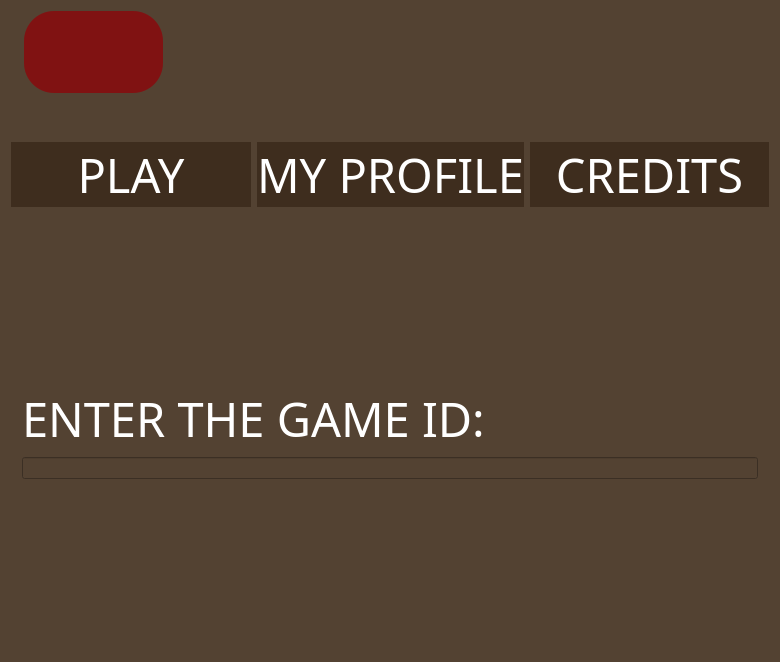
The window that TriviadorClient/TriviadorClient/form/MainMenu.ui (andreicorbu1/Triviador) describes before a commit, drawn with Qt 5.
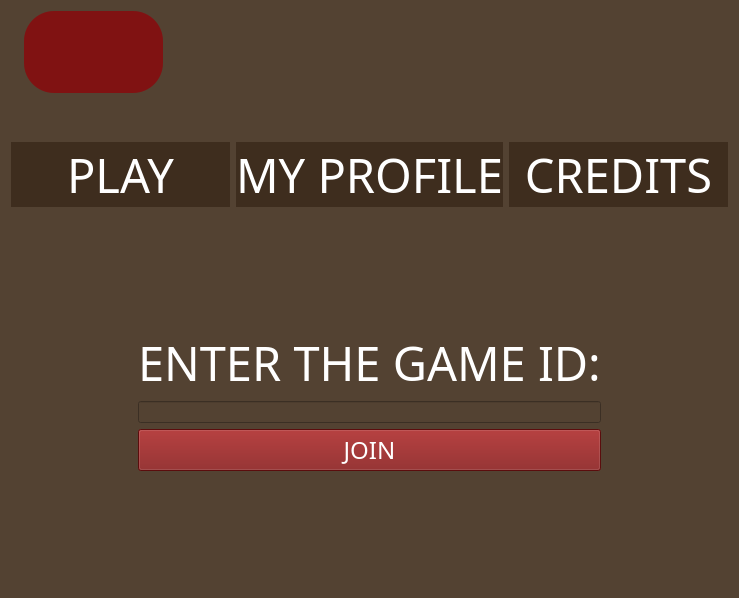
The same window after the commit. The open tabs and pages were chosen to show the change. Icons and pictures are not drawn.

Commit message: Added the lobby in the menu and a button to connect the join game menu to lobby

Patch:
```diff
--- a/TriviadorClient/TriviadorClient/form/MainMenu.ui
+++ b/TriviadorClient/TriviadorClient/form/MainMenu.ui
@@ -6,8 +6,8 @@
    <rect>
     <x>0</x>
     <y>0</y>
-    <width>780</width>
-    <height>662</height>
+    <width>725</width>
+    <height>598</height>
    </rect>
   </property>
   <property name="sizePolicy">
@@ -407,7 +407,33 @@
       <layout class="QHBoxLayout" name="horizontalLayout_3">
        <item>
         <layout class="QGridLayout" name="gridLayout_3">
-         <item row="3" column="0">
+         <item row="0" column="0">
+          <spacer name="horizontalSpacer_10">
+           <property name="orientation">
+            <enum>Qt::Horizontal</enum>
+           </property>
+           <property name="sizeHint" stdset="0">
+            <size>
+             <width>40</width>
+             <height>20</height>
+            </size>
+           </property>
+          </spacer>
+         </item>
+         <item row="0" column="1">
+          <spacer name="verticalSpacer_6">
+           <property name="orientation">
+            <enum>Qt::Vertical</enum>
+           </property>
+           <property name="sizeHint" stdset="0">
+            <size>
+             <width>20</width>
+             <height>40</height>
+            </size>
+           </property>
+          </spacer>
+         </item>
+         <item row="4" column="1">
           <spacer name="verticalSpacer_5">
            <property name="orientation">
             <enum>Qt::Vertical</enum>
@@ -420,14 +446,14 @@
            </property>
           </spacer>
          </item>
-         <item row="2" column="0">
+         <item row="2" column="1">
           <widget class="QLineEdit" name="lineEdit">
            <property name="text">
             <string/>
            </property>
           </widget>
          </item>
-         <item row="1" column="0">
+         <item row="1" column="1">
           <widget class="QLabel" name="label">
            <property name="font">
             <font>
@@ -440,8 +466,75 @@
            </property>
           </widget>
          </item>
+         <item row="3" column="1">
+          <widget class="QPushButton" name="joinLobbyButton">
+           <property name="font">
+            <font>
+             <family>Franklin Gothic Heavy</family>
+             <pointsize>18</pointsize>
+            </font>
+           </property>
+           <property name="cursor">
+            <cursorShape>PointingHandCursor</cursorShape>
+           </property>
+           <property name="styleSheet">
+            <string notr="true">background: rgb(128, 18, 18);
+</string>
+           </property>
+           <property name="text">
+            <string>JOIN</string>
+           </property>
+          </widget>
+         </item>
+         <item row="0" column="2">
+          <spacer name="horizontalSpacer_11">
+           <property name="orientation">
+            <enum>Qt::Horizontal</enum>
+           </property>
+           <property name="sizeHint" stdset="0">
+            <size>
+             <width>40</width>
+             <height>20</height>
+            </size>
+           </property>
+          </spacer>
+         </item>
+        </layout>
+       </item>
+      </layout>
+     </widget>
+     <widget class="QWidget" name="lobby">
+      <layout class="QHBoxLayout" name="horizontalLayout_4">
+       <item>
+        <layout class="QGridLayout" name="gridLayout_4">
          <item row="0" column="0">
-          <spacer name="verticalSpacer_6">
+          <spacer name="horizontalSpacer_12">
+           <property name="orientation">
+            <enum>Qt::Horizontal</enum>
+           </property>
+           <property name="sizeHint" stdset="0">
+            <size>
+             <width>40</width>
+             <height>20</height>
+            </size>
+           </property>
+          </spacer>
+         </item>
+         <item row="0" column="1">
+          <widget class="QLabel" name="label_2">
+           <property name="font">
+            <font>
+             <family>Franklin Gothic Heavy</family>
+             <pointsize>26</pointsize>
+            </font>
+           </property>
+           <property name="text">
+            <string>LOBBY</string>
+           </property>
+          </widget>
+         </item>
+         <item row="1" column="1">
+          <spacer name="verticalSpacer_7">
            <property name="orientation">
             <enum>Qt::Vertical</enum>
            </property>
```
Left out of the diff: 13 changed lines with no effect on the pictures. The commit also changes 2 other files.
